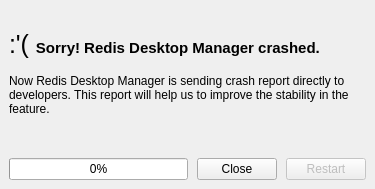
This is ui/CrashReporter.ui in RedisDesktop/CrashReporter as Qt 5 draws it before an edit. The edited form follows.
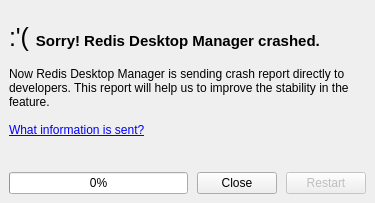
This is the edited form.

Commit message:
Add help link to crash report pop-up (#7)
* Add help link

Diff of the .ui file:
```diff
--- a/ui/CrashReporter.ui
+++ b/ui/CrashReporter.ui
@@ -69,7 +69,7 @@
        <property name="text">
         <string>&lt;html&gt;&lt;head/&gt;&lt;body&gt;
 &lt;div style=&quot;font-size: 25px; margin-bottom: 15px; &quot;&gt;:'( &lt;span style=&quot; font-weight:600; font-size: 15px;&quot;&gt;Sorry! Redis Desktop Manager crashed.&lt;/span&gt; &lt;/div&gt;
-&lt;div &gt; Now Redis Desktop Manager is sending crash report directly to developers. This report will help us to improve the stability in the feature.&lt;/div&gt;
+&lt;div&gt; Now Redis Desktop Manager is sending crash report directly to developers. This report will help us to improve the stability in the feature.&lt;/div&gt;&lt;br&gt;&lt;br&gt;&lt;a href=&quot;https://oops.redisdesktop.com/help&quot;&gt;What information is sent?&lt;/a&gt;
 &lt;/body&gt;&lt;/html&gt;</string>
        </property>
        <property name="textFormat">
```
